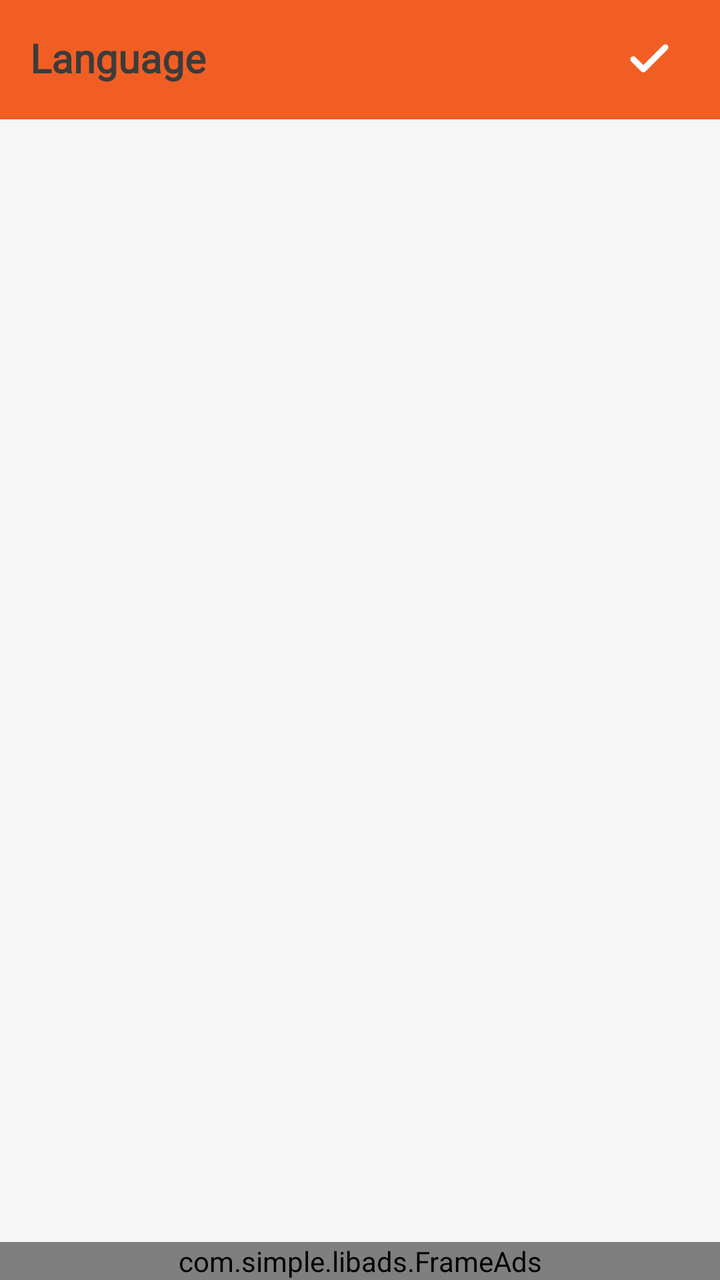
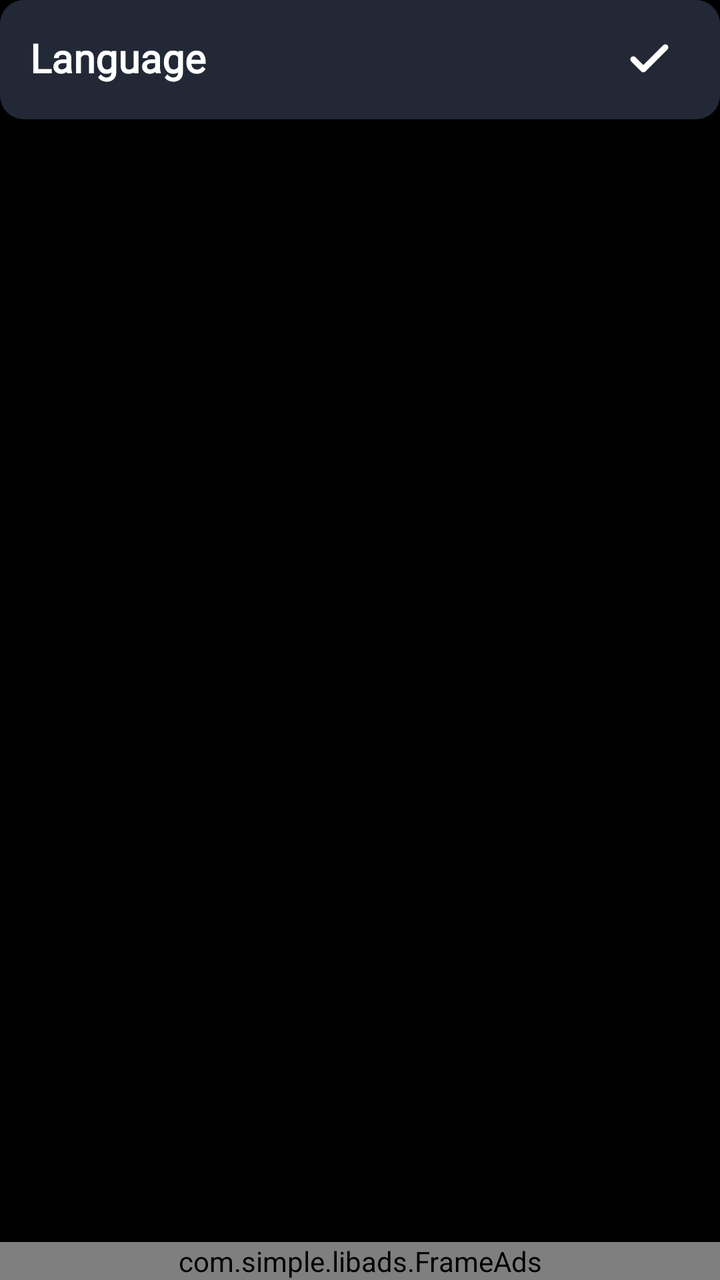

Compare the two renders of this Android layout. The source of the first and the diff that turns it into the second are given below.
<!-- AndroidManifest.xml: activity theme Theme.SuperVPN -->
<!-- res/layout/fragment_language.xml -->
<?xml version="1.0" encoding="utf-8"?>
<androidx.appcompat.widget.LinearLayoutCompat xmlns:android="http://schemas.android.com/apk/res/android"
    xmlns:app="http://schemas.android.com/apk/res-auto"
    xmlns:tools="http://schemas.android.com/tools"
    android:layout_width="match_parent"
    android:layout_height="match_parent"
    android:background="@color/backgroundColor2"
    android:fitsSystemWindows="true"
    android:orientation="vertical">

    <androidx.appcompat.widget.LinearLayoutCompat
        android:id="@+id/actionBar"
        android:layout_width="match_parent"
        android:layout_height="@dimen/size56"
        android:background="@color/topBarColor"
        android:gravity="center_vertical">

        <TextView
            android:id="@+id/tvTitle"
            android:layout_width="0dp"
            android:layout_height="wrap_content"
            android:layout_marginStart="15dp"
            android:layout_weight="1"
            android:fontFamily="@font/pixeloid_sans_bold"
            android:gravity="start"
            android:includeFontPadding="false"
            android:text="@string/setting_language"
            android:textAllCaps="false"
            android:textColor="#3C3C3C"
            android:textFontWeight="1000"
            android:textSize="@dimen/text_huge"
            tools:ignore="SpUsage" />

        <FrameLayout
            android:layout_width="@dimen/size56"
            android:layout_height="@dimen/size56"
            android:layout_gravity="center"
            android:layout_marginEnd="@dimen/size5">

            <androidx.appcompat.widget.AppCompatImageView
                android:id="@+id/ivDone"
                android:layout_width="wrap_content"
                android:layout_height="wrap_content"
                android:layout_gravity="center"
                android:src="@drawable/ic_check" />
        </FrameLayout>

    </androidx.appcompat.widget.LinearLayoutCompat>

    <View
        android:layout_width="match_parent"
        android:layout_height="@dimen/size1"
        android:background="#D6D6D6"
        android:visibility="invisible" />

    <androidx.recyclerview.widget.RecyclerView
        android:id="@+id/rcvLanguage"
        android:layout_width="match_parent"
        android:layout_height="0dp"
        android:layout_marginTop="1dp"
        android:layout_weight="1"
        android:clipToPadding="false"
        android:orientation="vertical"
        android:paddingHorizontal="@dimen/size10"
        app:layoutManager="androidx.recyclerview.widget.GridLayoutManager"
        app:spanCount="1"
        tools:listitem="@layout/item_language" />

    <com.simple.libads.FrameAds
        android:id="@+id/frameAds"
        android:layout_width="match_parent"
        android:layout_height="wrap_content" />

</androidx.appcompat.widget.LinearLayoutCompat>
<!-- res/layout/item_language.xml (included above) -->
<?xml version="1.0" encoding="utf-8"?>
<androidx.appcompat.widget.LinearLayoutCompat xmlns:android="http://schemas.android.com/apk/res/android"
    xmlns:app="http://schemas.android.com/apk/res-auto"
    android:id="@+id/lnMain"
    android:layout_width="match_parent"
    android:layout_height="@dimen/size50"
    android:layout_marginHorizontal="@dimen/size5"
    android:layout_marginTop="@dimen/size10"
    android:gravity="center_vertical"
    android:background="@drawable/bg_radius_8"
    android:paddingHorizontal="@dimen/size10">

    <com.common.baseui.view.roundimage.RoundedImageView
        android:id="@+id/flagImageView"
        android:layout_width="@dimen/size20"
        android:layout_height="@dimen/size20"
        android:layout_alignParentEnd="true"
        android:layout_centerVertical="true"
        android:scaleType="centerCrop"
        android:src="@color/black"
        app:riv_oval="true" />

    <androidx.appcompat.widget.LinearLayoutCompat
        android:layout_width="0dp"
        android:layout_height="wrap_content"
        android:layout_weight="1"
        android:orientation="vertical">

        <androidx.appcompat.widget.AppCompatTextView
            android:id="@+id/langNameLabel"
            android:layout_width="match_parent"
            android:layout_height="wrap_content"
            android:layout_marginStart="@dimen/size15"
            android:fontFamily="@font/inter"
            android:gravity="left"
            android:textFontWeight="500"
            android:inputType="textCapSentences|textCapWords"
            android:text="English"
            android:textColor="@color/textColor"
            android:textSize="@dimen/text_medium" />

    </androidx.appcompat.widget.LinearLayoutCompat>
    <com.common.baseui.view.roundimage.RoundedImageView
        android:id="@+id/ivSelect"
        android:layout_width="@dimen/size20"
        android:layout_height="@dimen/size20"
        android:layout_alignParentEnd="true"
        android:layout_centerVertical="true"
        android:scaleType="centerCrop"
        android:background="@drawable/ic_select_item"
        app:riv_oval="true" />


</androidx.appcompat.widget.LinearLayoutCompat>
<!-- resources referenced by this layout -->
<resources>
  <color name="backgroundColor2">#F6F6F6</color>
  <color name="black">#FF000000</color>
  <color name="textColor">#212121</color>
  <color name="topBarColor">#F15E24</color>
  <dimen name="size1">1.0667dp</dimen>
  <dimen name="size10">10.6667dp</dimen>
  <dimen name="size15">16dp</dimen>
  <dimen name="size20">21.3333dp</dimen>
  <dimen name="size5">5.3333dp</dimen>
  <dimen name="size50">53.3333dp</dimen>
  <dimen name="size56">59.7333dp</dimen>
  <dimen name="text_huge">20dp</dimen>
  <dimen name="text_medium">16dp</dimen>
  <!-- drawable bg_radius_8 (drawable) -->
  <?xml version="1.0" encoding="utf-8"?>
  <selector xmlns:android="http://schemas.android.com/apk/res/android">
      <item android:state_selected="true">
          <ripple xmlns:android="http://schemas.android.com/apk/res/android" android:color="@color/ripple">
              <item>
                  <shape android:shape="rectangle">
                      <solid android:color="@color/itemBackground" />
                      <corners android:radius="8dp" />
                      <stroke android:width="1dp" android:color="#F15E24" />
                  </shape>
              </item>
          </ripple>
      </item>
      <item android:state_selected="false">
          <ripple xmlns:android="http://schemas.android.com/apk/res/android" android:color="@color/ripple">
              <item>
                  <shape android:shape="rectangle">
                      <solid android:color="@color/itemBackground" />
                      <corners android:radius="8dp" />
                  </shape>
              </item>
          </ripple>
      </item>
  </selector>
  <!-- drawable ic_check (drawable) -->
  <vector xmlns:android="http://schemas.android.com/apk/res/android"
      android:width="24dp"
      android:height="24dp"
      android:viewportWidth="24"
      android:viewportHeight="24">
    <path
        android:pathData="M20,6L9,17L4,12"
        android:strokeLineJoin="round"
        android:strokeWidth="3"
        android:fillColor="#00000000"
        android:strokeColor="#ffffff"
        android:strokeLineCap="round"/>
  </vector>
  <!-- drawable ic_select_item (drawable) -->
  <?xml version="1.0" encoding="utf-8"?>
  <selector xmlns:android="http://schemas.android.com/apk/res/android">
    <item android:state_selected="true" android:drawable="@drawable/ic_selected_item"/>
    <item android:state_selected="false" android:drawable="@drawable/ic_unselect_item"/>
  </selector>
  <string name="setting_language">Language</string>
  <style name="Theme.SuperVPN" parent="android:Theme.Material.Light.NoActionBar">
          <item name="android:windowBackground">@drawable/bg_splash</item>
      </style>
  <color name="ripple">#9B9B9B</color>
  <color name="itemBackground">#FFFFFF</color>
  <!-- drawable ic_selected_item (drawable) -->
  <vector xmlns:android="http://schemas.android.com/apk/res/android"
      android:width="20dp"
      android:height="20dp"
      android:viewportWidth="20"
      android:viewportHeight="20">
    <path
        android:pathData="M10,10m-10,0a10,10 0,1 1,20 0a10,10 0,1 1,-20 0"
        android:fillColor="#F15E24"/>
    <path
        android:pathData="M14,7L8.5,12L6,9.727"
        android:strokeLineJoin="round"
        android:strokeWidth="2.5"
        android:fillColor="#00000000"
        android:strokeColor="#ffffff"
        android:strokeLineCap="round"/>
  </vector>
  <!-- drawable ic_unselect_item (drawable) -->
  <?xml version="1.0" encoding="utf-8"?>
  <ripple xmlns:android="http://schemas.android.com/apk/res/android"
      android:color="@color/ripple">
      <item>
          <shape android:shape="oval">
              <solid android:color="#00F7F7F7" />
              <stroke
                  android:width="@dimen/size2"
                  android:color="#767C8A" />
          </shape>
      </item>
  </ripple>
  <!-- drawable bg_splash: vector/xml drawable (drawable, 8414 chars, omitted) -->
  <dimen name="size2">2.1333dp</dimen>
</resources>

<!-- the commit's change to res/layout/fragment_language.xml (unified diff, before → after) -->
@@ -12,7 +12,7 @@
         android:id="@+id/actionBar"
         android:layout_width="match_parent"
         android:layout_height="@dimen/size56"
-        android:background="@color/topBarColor"
+        android:background="@drawable/bg_setting_items"
         android:gravity="center_vertical">
 
         <TextView
@@ -26,7 +26,7 @@
             android:includeFontPadding="false"
             android:text="@string/setting_language"
             android:textAllCaps="false"
-            android:textColor="#3C3C3C"
+            android:textColor="@color/white"
             android:textFontWeight="1000"
             android:textSize="@dimen/text_huge"
             tools:ignore="SpUsage" />
@@ -82,7 +82,7 @@
     android:layout_marginHorizontal="@dimen/size5"
     android:layout_marginTop="@dimen/size10"
     android:gravity="center_vertical"
-    android:background="@drawable/bg_radius_8"
+    android:background="@drawable/bg_setting_items"
     android:paddingHorizontal="@dimen/size10">
 
     <com.common.baseui.view.roundimage.RoundedImageView
@@ -92,7 +92,7 @@
         android:layout_alignParentEnd="true"
         android:layout_centerVertical="true"
         android:scaleType="centerCrop"
-        android:src="@color/black"
+        android:src="@color/white"
         app:riv_oval="true" />
 
     <androidx.appcompat.widget.LinearLayoutCompat
@@ -111,7 +111,7 @@
             android:textFontWeight="500"
             android:inputType="textCapSentences|textCapWords"
             android:text="English"
-            android:textColor="@color/textColor"
+            android:textColor="@color/language_item_text_color"
             android:textSize="@dimen/text_medium" />
 
     </androidx.appcompat.widget.LinearLayoutCompat>
<!-- resource entries referenced after the edit -->
@@ -1,9 +1,8 @@
 <!-- resources referenced by this layout -->
 <resources>
-  <color name="backgroundColor2">#F6F6F6</color>
-  <color name="black">#FF000000</color>
-  <color name="textColor">#212121</color>
-  <color name="topBarColor">#F15E24</color>
+  <color name="backgroundColor2">#000000</color>
+  <color name="language_item_text_color">#ECEFF5</color>
+  <color name="white">#FFFFFFFF</color>
   <dimen name="size1">1.0667dp</dimen>
   <dimen name="size10">10.6667dp</dimen>
   <dimen name="size15">16dp</dimen>
@@ -13,31 +12,12 @@
   <dimen name="size56">59.7333dp</dimen>
   <dimen name="text_huge">20dp</dimen>
   <dimen name="text_medium">16dp</dimen>
-  <!-- drawable bg_radius_8 (drawable) -->
+  <!-- drawable bg_setting_items (drawable) -->
   <?xml version="1.0" encoding="utf-8"?>
-  <selector xmlns:android="http://schemas.android.com/apk/res/android">
-      <item android:state_selected="true">
-          <ripple xmlns:android="http://schemas.android.com/apk/res/android" android:color="@color/ripple">
-              <item>
-                  <shape android:shape="rectangle">
-                      <solid android:color="@color/itemBackground" />
-                      <corners android:radius="8dp" />
-                      <stroke android:width="1dp" android:color="#F15E24" />
-                  </shape>
-              </item>
-          </ripple>
-      </item>
-      <item android:state_selected="false">
-          <ripple xmlns:android="http://schemas.android.com/apk/res/android" android:color="@color/ripple">
-              <item>
-                  <shape android:shape="rectangle">
-                      <solid android:color="@color/itemBackground" />
-                      <corners android:radius="8dp" />
-                  </shape>
-              </item>
-          </ripple>
-      </item>
-  </selector>
+  <shape xmlns:android="http://schemas.android.com/apk/res/android" android:shape="rectangle">
+      <corners android:radius="@dimen/margin_big"/>
+      <solid android:color="#232836"/>
+  </shape>
   <!-- drawable ic_check (drawable) -->
   <vector xmlns:android="http://schemas.android.com/apk/res/android"
       android:width="24dp"
@@ -62,8 +42,8 @@
   <style name="Theme.SuperVPN" parent="android:Theme.Material.Light.NoActionBar">
           <item name="android:windowBackground">@drawable/bg_splash</item>
       </style>
+  <dimen name="margin_big">12dp</dimen>
   <color name="ripple">#9B9B9B</color>
-  <color name="itemBackground">#FFFFFF</color>
   <!-- drawable ic_selected_item (drawable) -->
   <vector xmlns:android="http://schemas.android.com/apk/res/android"
       android:width="20dp"
@@ -94,7 +74,7 @@
           </shape>
       </item>
   </ripple>
-  <!-- drawable bg_splash: vector/xml drawable (drawable, 8414 chars, omitted) -->
+  <!-- drawable bg_splash: vector/xml drawable (drawable, 7962 chars, omitted) -->
   <dimen name="size2">2.1333dp</dimen>
 </resources>
 
